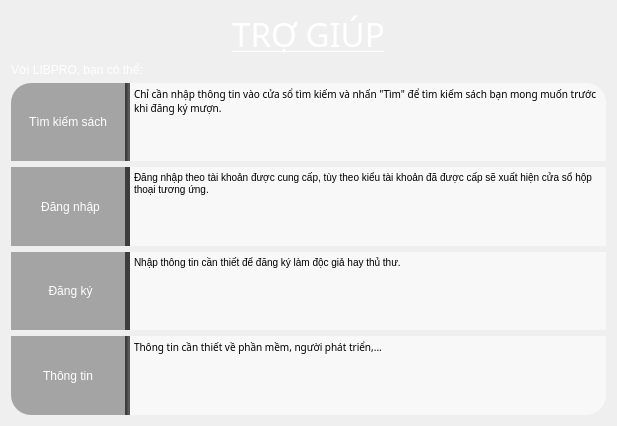
This is help.ui in duydvu/Library as Qt 5 draws it before an edit. The edited form follows.
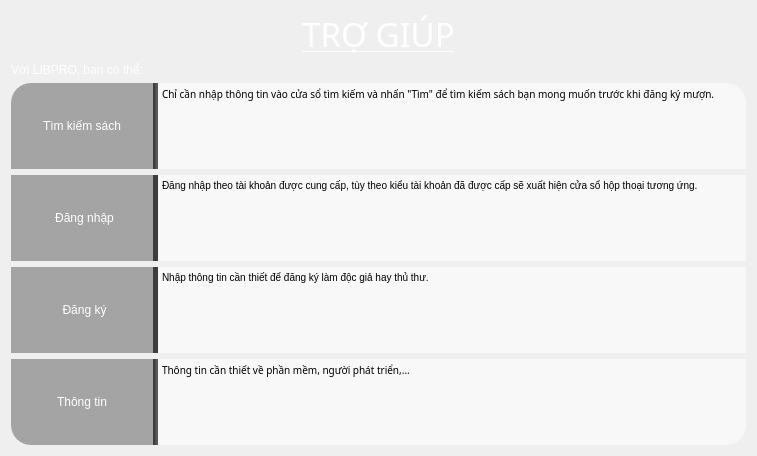
This is the edited form. Icons and pictures are not drawn.

What changed in the file:
```diff
--- a/help.ui
+++ b/help.ui
@@ -6,10 +6,22 @@
    <rect>
     <x>0</x>
     <y>0</y>
-    <width>617</width>
-    <height>426</height>
+    <width>757</width>
+    <height>456</height>
    </rect>
   </property>
+  <property name="minimumSize">
+   <size>
+    <width>757</width>
+    <height>456</height>
+   </size>
+  </property>
+  <property name="maximumSize">
+   <size>
+    <width>757</width>
+    <height>456</height>
+   </size>
+  </property>
   <property name="windowTitle">
    <string>Help</string>
   </property>
```
